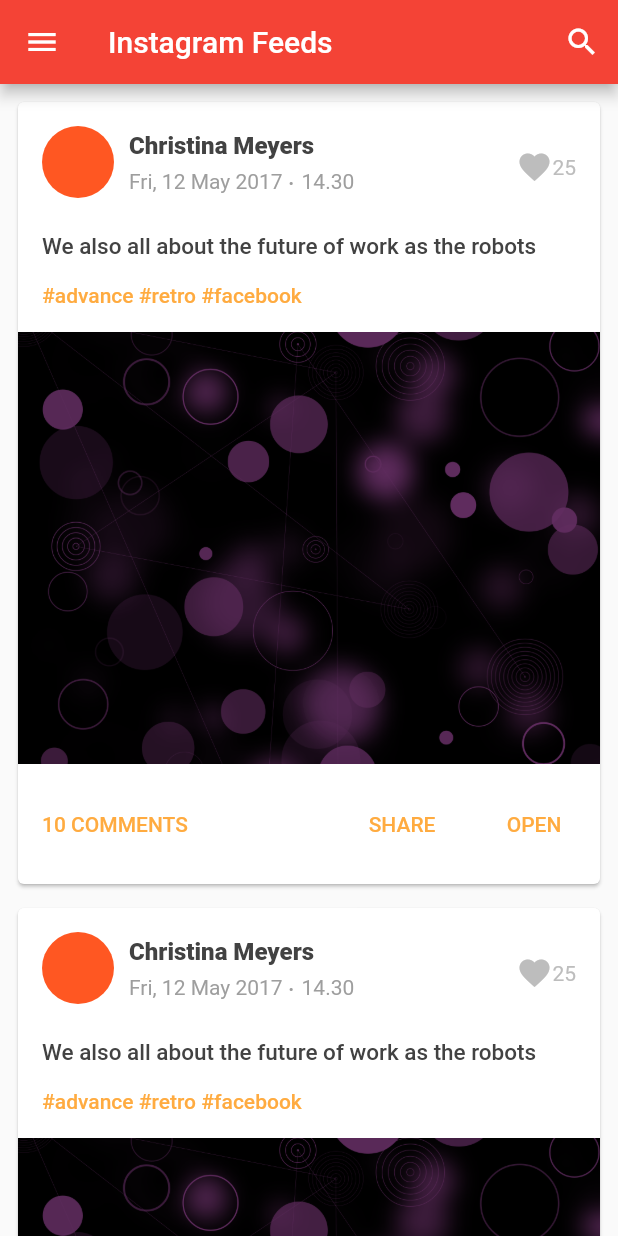
After one commit to saidtechnology/flutter_new_app, a Flutter app: the InstagramFeeds screen opened directly, on a phone screen of 412 x 824 dp. The commit adds this screen. Run offline on Flutter 3.47's test engine with Material 2 defaults, Android fonts, the phone set to English and light mode, and no system bars; our stand-ins replace shared_preferences; missing offline and left inert: page_view_indicator; accounts and stored records are empty.

Commit message:
Complete Instagram Feeds Screen

```diff
--- /dev/null
+++ b/lib/screens/instagram_feed.dart
@@ -0,0 +1,205 @@
+import 'package:flutter/material.dart';
+import '../shared_ui/navigation_drawer.dart';
+
+class InstagramFeeds extends StatefulWidget {
+  @override
+  _InstagramFeedsState createState() => _InstagramFeedsState();
+}
+
+class _InstagramFeedsState extends State<InstagramFeeds> {
+  @override
+  Widget build(BuildContext context) {
+    return Scaffold(
+      appBar: AppBar(
+        title: Text('Instagram Feeds'),
+        centerTitle: false,
+        actions: <Widget>[
+          IconButton(icon: Icon(Icons.search), onPressed: () {}),
+        ],
+      ),
+      drawer: NavigationDrawer(),
+      body: ListView.builder(
+        itemBuilder: (context, position) {
+          return Padding(
+            padding: const EdgeInsets.only(
+              right: 8,
+              top: 8,
+              left: 8,
+            ),
+            child: Card(
+              child: Column(
+                children: <Widget>[
+                  _headerDrawer(),
+                  _bodyDrawer(),
+                  _footerDrawer(),
+                ],
+              ),
+            ),
+          );
+        },
+        itemCount: 20,
+      ),
+    );
+  }
+
+  Widget _headerDrawer() {
+    return Padding(
+      padding: const EdgeInsets.all(16),
+      child: Row(
+        mainAxisAlignment: MainAxisAlignment.spaceBetween,
+        children: <Widget>[
+          Row(
+            children: <Widget>[
+              Padding(
+                padding: const EdgeInsets.only(right: 10, bottom: 7),
+                child: CircleAvatar(
+                  backgroundColor: Colors.deepOrange,
+                  radius: 24,
+                ),
+              ),
+              Column(
+                crossAxisAlignment: CrossAxisAlignment.start,
+                children: <Widget>[
+                  Text(
+                    'Christina Meyers ',
+                    style: TextStyle(
+                        fontWeight: FontWeight.w800,
+                        fontSize: 16,
+                        color: Colors.grey.shade800),
+                  ),
+                  Row(
+                    children: <Widget>[
+                      Text(
+                        'Fri, 12 May 2017 ',
+                        style: TextStyle(
+                          color: Colors.grey,
+                        ),
+                      ),
+                      Padding(
+                        padding: const EdgeInsets.only(bottom: 8),
+                        child: Text(
+                          '. ',
+                          style: TextStyle(fontSize: 18, color: Colors.grey),
+                        ),
+                      ),
+                      Text(
+                        '14.30',
+                        style: TextStyle(
+                          color: Colors.grey,
+                        ),
+                      ),
+                    ],
+                  )
+                ],
+              ),
+            ],
+          ),
+          Row(
+            children: <Widget>[
+              Icon(
+                Icons.favorite,
+                color: Colors.grey.shade400,
+              ),
+              Text(
+                '25',
+                style: TextStyle(
+                  color: Colors.grey.shade400,
+                ),
+              ),
+            ],
+          )
+        ],
+      ),
+    );
+  }
+
+  Widget _bodyDrawer() {
+    return Column(
+      crossAxisAlignment: CrossAxisAlignment.start,
+      children: <Widget>[
+        Padding(
+          padding: const EdgeInsets.only(right: 16, left: 16, bottom: 16),
+          child: Text(
+            'We also all about the future of work as the robots',
+            style: TextStyle(
+              fontSize: 15,
+              color: Colors.grey.shade800,
+              fontWeight: FontWeight.w500,
+            ),
+          ),
+        ),
+        Padding(
+          padding: const EdgeInsets.only(
+            left: 16,
+            right: 16,
+            bottom: 16,
+          ),
+          child: Text(
+            '#advance #retro #facebook',
+            style: TextStyle(
+              color: Colors.orangeAccent,
+              fontWeight: FontWeight.w500,
+            ),
+          ),
+        ),
+        Container(
+          decoration: BoxDecoration(
+            image: DecorationImage(
+              image: ExactAssetImage(
+                'assets/images/placeholder_bg.png',
+              ),
+              fit: BoxFit.cover,
+            ),
+          ),
+          width: double.infinity,
+          height: MediaQuery.of(context).size.height * 0.35,
+        ),
+      ],
+    );
+  }
+
+  Widget _footerDrawer() {
+    return Padding(
+      padding: const EdgeInsets.only(
+        top: 16,
+        bottom: 16,
+      ),
+      child: Row(
+        mainAxisAlignment: MainAxisAlignment.spaceBetween,
+        children: <Widget>[
+          FlatButton(
+            onPressed: () {},
+            child: Text(
+              '10 COMMENTS',
+              style: TextStyle(
+                color: Colors.orangeAccent,
+              ),
+            ),
+          ),
+          Row(
+            children: <Widget>[
+              FlatButton(
+                onPressed: () {},
+                child: Text(
+                  'SHARE',
+                  style: TextStyle(
+                    color: Colors.orangeAccent,
+                  ),
+                ),
+              ),
+              FlatButton(
+                onPressed: () {},
+                child: Text(
+                  'OPEN',
+                  style: TextStyle(
+                    color: Colors.orangeAccent,
+                  ),
+                ),
+              ),
+            ],
+          )
+        ],
+      ),
+    );
+  }
+}
--- a/lib/shared_ui/navigation_drawer.dart
+++ b/lib/shared_ui/navigation_drawer.dart
@@ -4,6 +4,7 @@ import 'package:news_app/models/nav_menu.dart';
 import 'package:news_app/screens/home_screen.dart';
 import 'package:news_app/screens/twitter_feed.dart';
 import 'package:news_app/screens/facebook_feed.dart';
+import 'package:news_app/screens/instagram_feed.dart';
 
 class NavigationDrawer extends StatefulWidget {
   @override
@@ -27,6 +28,10 @@ class _NavigationDrawerState extends State<NavigationDrawer> {
     NavMenuItem(
       'Facebook Feeds',
       () => FacebookFeeds(),
+    ),
+    NavMenuItem(
+      'Instagram Feeds',
+      () => InstagramFeeds(),
     ),
   ];
 
```
Also changed, not shown: 4 other files.
